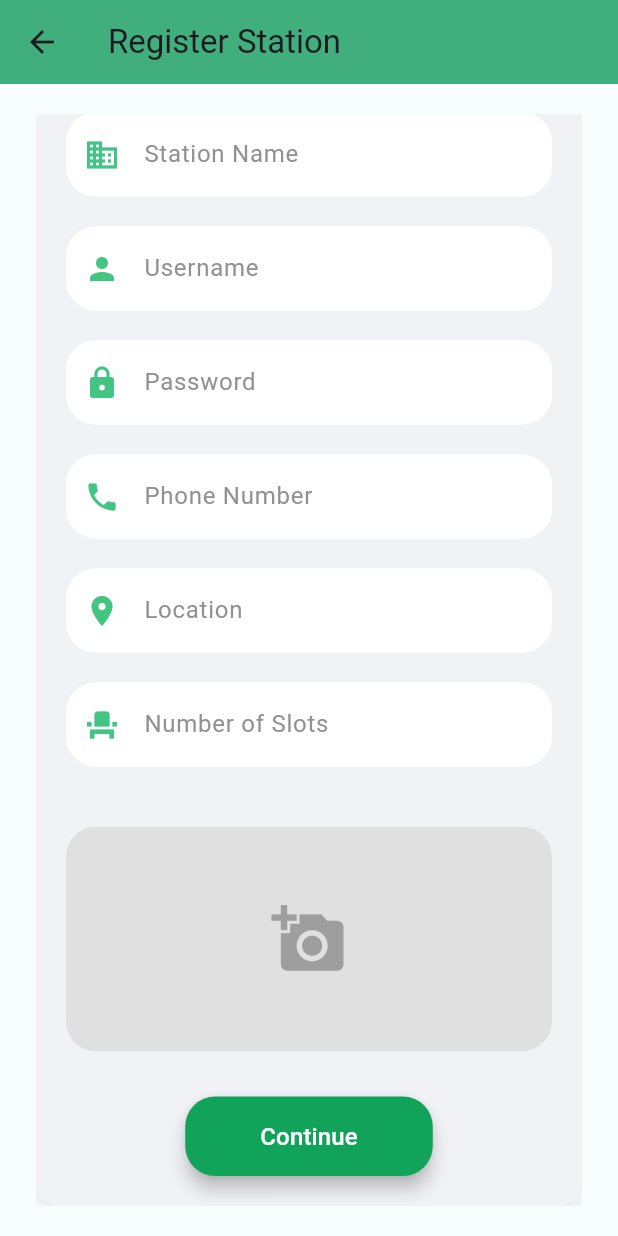
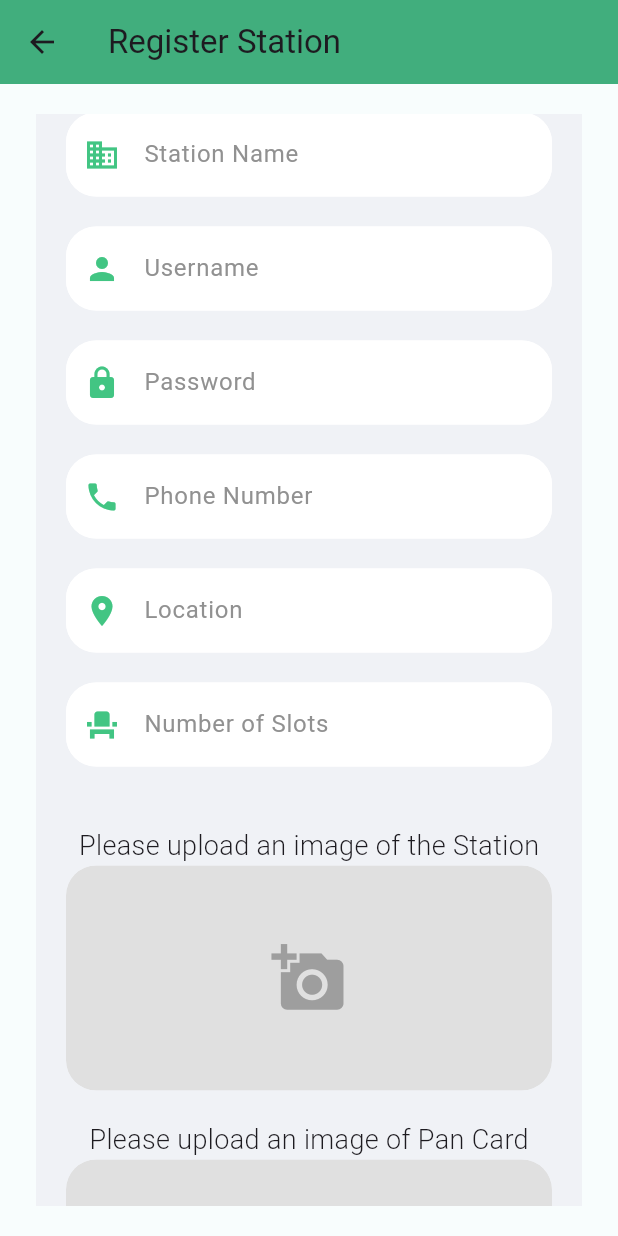
Before and after one commit to shreyaniraula/ev_station_frontend, a Flutter app: the SignupStation screen opened directly, scrolled down 251 dp, on a phone screen of 412 x 824 dp. Run offline on Flutter 3.47's test engine with Material 3 defaults, Android fonts, the phone set to English and light mode, and no system bars; our stand-ins replace connectivity_plus, file_picker, google_maps_flutter, image_picker, location, shared_preferences; missing offline and left inert: cloudinary_public, khalti_flutter; accounts and stored records are empty.

Commit message:
Station Image Feature Added

```diff
--- a/lib/models/station.model.dart
+++ b/lib/models/station.model.dart
@@ -8,6 +8,7 @@ class Station {
   final String password;
   final String location;
   final String panCard;
+  final String stationImage;
   final int noOfSlots;
   final int reservedSlots;
   final bool isVerified;
@@ -20,6 +21,7 @@ class Station {
     required this.password,
     required this.location,
     required this.panCard,
+    required this.stationImage,
     required this.noOfSlots,
     required this.reservedSlots,
     required this.isVerified,
@@ -34,6 +36,7 @@ class Station {
       'password': password,
       'location': location,
       'panCard': panCard,
+      'stationImage': stationImage,
       'noOfSlots': noOfSlots,
       'reservedSlots': reservedSlots,
       'isVerified': isVerified,
@@ -49,6 +52,7 @@ class Station {
       password: map['password'] ?? '',
       location: map['location'] ?? '',
       panCard: map['panCard'] ?? '',
+      stationImage: map['stationImage'] ?? '',
       noOfSlots: map['noOfSlots'] ?? '',
       reservedSlots: map['reservedSlots'] ?? '',
       isVerified: map['isVerified'] ?? false,
--- a/lib/screens/station_details_screen.dart
+++ b/lib/screens/station_details_screen.dart
@@ -23,6 +23,7 @@ class _StationDetailsScreenState extends State<StationDetailsScreen> {
     password: '',
     location: '',
     panCard: '',
+    stationImage: '',
     noOfSlots: 0,
     reservedSlots: 0,
     isVerified: false,
--- a/lib/screens/verification/signup_station.dart
+++ b/lib/screens/verification/signup_station.dart
@@ -22,15 +22,14 @@ class _SignupStationState extends State<SignupStation> {
 
   final AuthService _authService = AuthService();
 
-  XFile? _image;
+  XFile? panCardImage, stationImage;
 
-  Future<void> _pickImage() async {
+  Future<XFile?> _pickImage() async {
     final ImagePicker _picker = ImagePicker();
     final XFile? pickedImage =
         await _picker.pickImage(source: ImageSource.gallery);
-    setState(() {
-      _image = pickedImage;
-    });
+
+    return pickedImage;
   }
 
   void registerStation() {
@@ -42,7 +41,8 @@ class _SignupStationState extends State<SignupStation> {
       phoneNumber: _phoneController.text,
       location: _locationController.text,
       noOfSlots: int.tryParse(_slotsController.text)!,
-      image: _image!,
+      panCardImage: panCardImage!,
+      stationImage: stationImage!,
     );
   }
 
@@ -136,11 +136,25 @@ class _SignupStationState extends State<SignupStation> {
                           obscureText: false,
                         ),
                         const SizedBox(height: 20),
+                        Text(
+                          'Please upload an image of the Station',
+                          style: TextStyle(
+                            fontSize: 18,
+                            fontWeight: FontWeight.w300,
+                          ),
+                        ),
                         GestureDetector(
-                          onTap: _pickImage,
+                          onTap: () async {
+                            XFile? image = await _pickImage();
+                            if (image != null) {
+                              setState(() {
+                                stationImage = image;
+                              });
+                            }
+                          },
                           child: ClipRRect(
                             borderRadius: BorderRadius.circular(20),
-                            child: _image == null
+                            child: stationImage == null
                                 ? Container(
                                     height: 150,
                                     width: double.infinity,
@@ -155,7 +169,48 @@ class _SignupStationState extends State<SignupStation> {
                                     ),
                                   )
                                 : Image.file(
-                                    File(_image!.path),
+                                    File(stationImage!.path),
+                                    height: 150,
+                                    width: double.infinity,
+                                    fit: BoxFit.cover,
+                                  ),
+                          ),
+                        ),
+                        const SizedBox(height: 20),
+                        Text(
+                          'Please upload an image of Pan Card',
+                          style: TextStyle(
+                            fontSize: 18,
+                            fontWeight: FontWeight.w300,
+                          ),
+                        ),
+                        GestureDetector(
+                          onTap: () async {
+                            XFile? image = await _pickImage();
+                            if (image != null) {
+                              setState(() {
+                                panCardImage = image;
+                              });
+                            }
+                          },
+                          child: ClipRRect(
+                            borderRadius: BorderRadius.circular(20),
+                            child: panCardImage == null
+                                ? Container(
+                                    height: 150,
+                                    width: double.infinity,
+                                    decoration: BoxDecoration(
+                                      color: Colors.grey[300],
+                                      borderRadius: BorderRadius.circular(20),
+                                    ),
+                                    child: const Icon(
+                                      Icons.add_a_photo,
+                                      color: Colors.grey,
+                                      size: 50,
+                                    ),
+                                  )
+                                : Image.file(
+                                    File(panCardImage!.path),
                                     height: 150,
                                     width: double.infinity,
                                     fit: BoxFit.cover,
```
Also changed, not shown: lib/services/station/auth_service.dart (+13 -5 lines).
